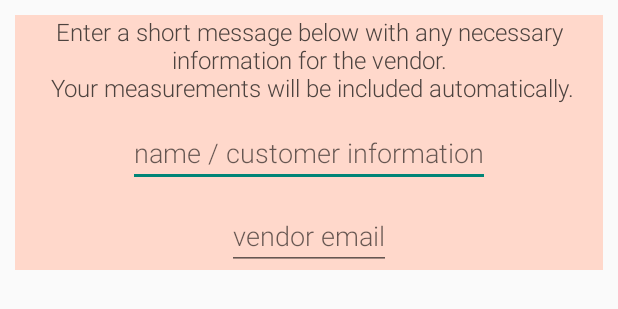
After one commit to rachellejane/DevelopHerHackathonApp, an Android app: the layout email_input_dialog.xml on its own in the app's theme, with its tools: preview values and no code run, on a phone screen of 412 x 824 dp. The commit adds this screen. Shown: the top 309 px of the screen. Run offline under Robolectric (Android 15) with nearby library versions, the phone set to English and light mode, and no system bars.

Commit message:
Preparing email send

```diff
--- a/app/src/main/AndroidManifest.xml
+++ b/app/src/main/AndroidManifest.xml
@@ -26,6 +26,11 @@
             android:name=".MeasurementActivity"
             android:screenOrientation="portrait"/>
 
+        <activity
+            android:name=".ViewMeasurements"
+            android:screenOrientation="portrait"/>
+
+
     </application>
 
 </manifest>
--- a/app/src/main/java/com/example/rachelle/hackathonsample/BluetoothDevices.java
+++ b/app/src/main/java/com/example/rachelle/hackathonsample/BluetoothDevices.java
@@ -2,6 +2,7 @@ package com.example.rachelle.hackathonsample;
 
 import android.bluetooth.BluetoothAdapter;
 import android.bluetooth.BluetoothDevice;
+import android.bluetooth.BluetoothSocket;
 
 import java.util.List;
 import java.util.Set;
@@ -18,4 +19,5 @@ public class BluetoothDevices {
     public static Set<BluetoothDevice> pairedDevices;
     public static List<BluetoothDevice> pairedDevicesList;
     public static BluetoothDevice fiddleBluetoothDevice;
+    public static BluetoothSocket bluetoothSocket;
 }
--- /dev/null
+++ b/app/src/main/res/layout/email_input_dialog.xml
@@ -0,0 +1,44 @@
+<?xml version="1.0" encoding="utf-8"?>
+<RelativeLayout
+    xmlns:android="http://schemas.android.com/apk/res/android"
+    android:orientation="vertical"
+    android:layout_width="wrap_content"
+    android:layout_height="wrap_content"
+    android:background="@color/peach_backdrop"
+    android:layout_margin="10dip">
+
+    <TextView
+        android:id="@+id/info_tv"
+        android:layout_width="wrap_content"
+        android:layout_height="wrap_content"
+        android:textSize="16sp"
+        android:fontFamily="sans-serif-light"
+        android:textColor="@color/darker_brown"
+        android:gravity="center"
+        android:textAlignment="center"
+        android:layout_centerHorizontal="true"
+        android:text="@string/email_instructions"/>
+
+    <EditText
+        android:id="@+id/message_input"
+        android:layout_below="@id/info_tv"
+        android:layout_centerHorizontal="true"
+        android:layout_marginTop="10dip"
+        android:layout_width="wrap_content"
+        android:layout_height="wrap_content"
+        android:fontFamily="sans-serif-light"
+        android:textColor="@color/darker_brown"
+        android:hint="name / customer information"/>
+
+    <EditText
+        android:id="@+id/email_input"
+        android:layout_below="@id/message_input"
+        android:layout_centerHorizontal="true"
+        android:layout_marginTop="10dip"
+        android:layout_width="wrap_content"
+        android:layout_height="wrap_content"
+        android:fontFamily="sans-serif-light"
+        android:textColor="@color/darker_brown"
+        android:hint="vendor email"/>
+
+</RelativeLayout>
--- a/app/src/main/res/values/colors.xml
+++ b/app/src/main/res/values/colors.xml
@@ -3,4 +3,5 @@
     <color name="light_brown">#9E8982</color>
     <color name="darker_brown">#4D433F</color>
     <color name="peach_backdrop">#FFD8CB</color>
+    <color name="lighter_peach">#FFF0EB</color>
 </resources>
--- a/app/src/main/res/values/strings.xml
+++ b/app/src/main/res/values/strings.xml
@@ -15,4 +15,9 @@
         3. Breathe normally.\n
         4. Press below when you\'re ready to capture your measurements.\n
     </string>
+
+    <string name="email_instructions">
+        Enter a short message below with any necessary information for the vendor.\n
+        Your measurements will be included automatically.
+    </string>
 </resources>
```
Also changed, not shown: app/src/main/java/com/example/rachelle/hackathonsample/MainActivity.java (+10 -11 lines), app/src/main/java/com/example/rachelle/hackathonsample/MeasurementActivity.java (+63 -0 lines), app/src/main/java/com/example/rachelle/hackathonsample/ViewMeasurements.java (added, +93 -0 lines), app/src/main/res/layout/activity_viewmeasurements.xml (added, +97 -0 lines), app/src/main/res/drawable/finish_screen_backdrop.png (added), app/src/main/res/drawable/orange_x.png (added), app/src/main/res/drawable/sendtoemailicon.png (added).
